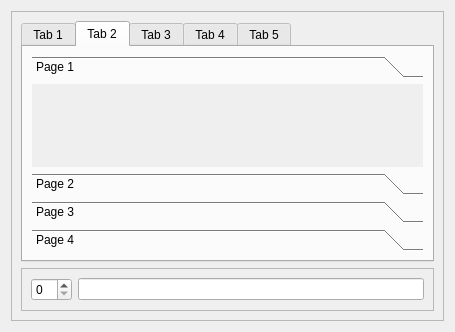
Old version of the form Qt/my_programm/_For_tests/src/for_tests_mainbox/src/ui/for_tests_mainbox.ui in the repository RinatB2017/mega_GIT.
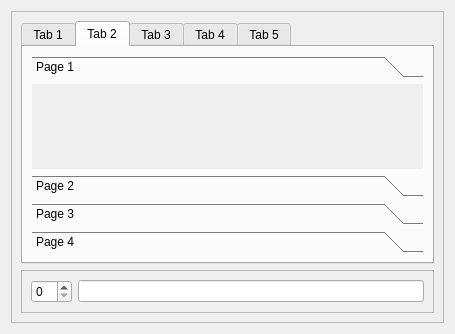
New version of the form. The open tabs and pages were chosen to show the change. Icons and pictures are not drawn. Custom widgets are drawn as their Qt base class.

Diff of the .ui file:
```diff
--- a/Qt/my_programm/_For_tests/src/for_tests_mainbox/src/ui/for_tests_mainbox.ui
+++ b/Qt/my_programm/_For_tests/src/for_tests_mainbox/src/ui/for_tests_mainbox.ui
@@ -7,7 +7,7 @@
     <x>0</x>
     <y>0</y>
     <width>455</width>
-    <height>332</height>
+    <height>334</height>
    </rect>
   </property>
   <layout class="QHBoxLayout" name="horizontalLayout">
@@ -61,8 +61,8 @@
               <rect>
                <x>0</x>
                <y>0</y>
-               <width>407</width>
-               <height>84</height>
+               <width>100</width>
+               <height>30</height>
               </rect>
              </property>
              <attribute name="icon">
```
Left out of the diff: 10 changed lines with no effect on the pictures.
